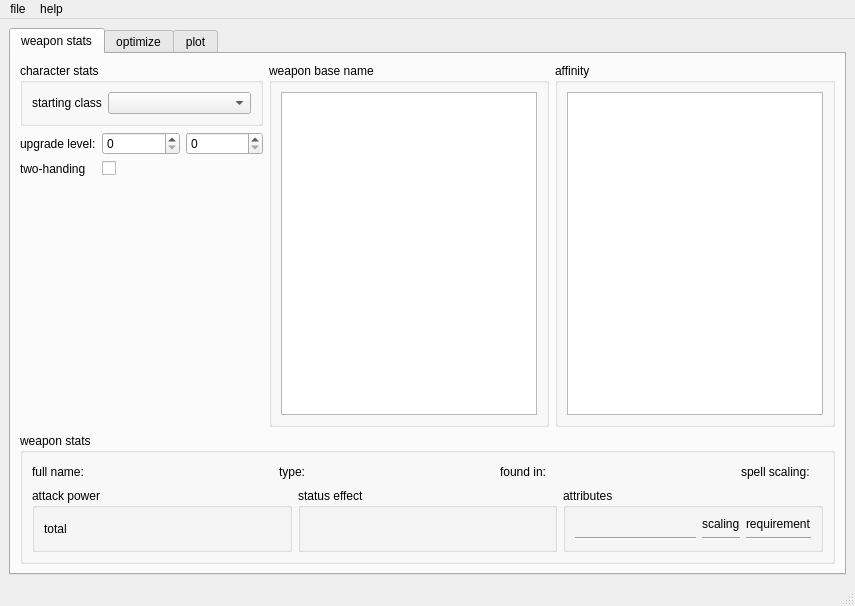
This is app/main_window.ui in hanslhansl/elden-ring-damage-optimizer as Qt 5 draws it before an edit. The edited form follows.
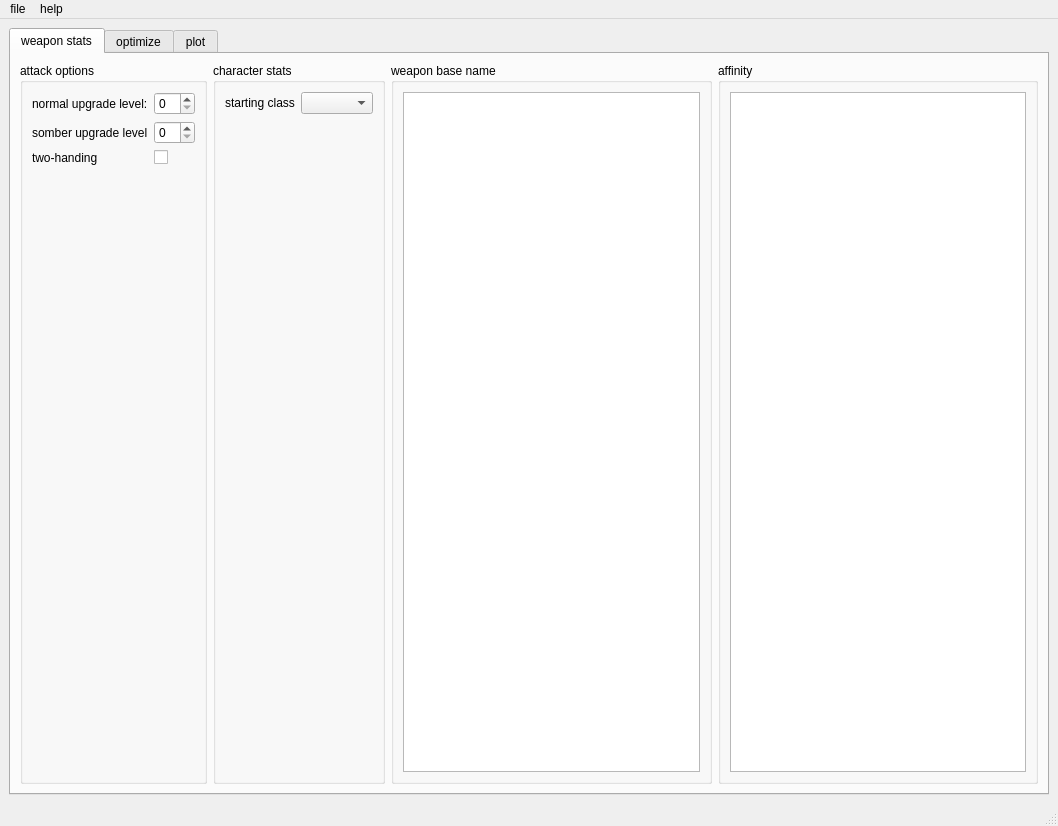
This is the edited form.

Commit message: optimize weapon table data loading

Diff of the .ui file:
```diff
--- a/app/main_window.ui
+++ b/app/main_window.ui
@@ -6,8 +6,8 @@
    <rect>
     <x>0</x>
     <y>0</y>
-    <width>855</width>
-    <height>606</height>
+    <width>1058</width>
+    <height>826</height>
    </rect>
   </property>
   <property name="windowTitle">
@@ -28,83 +28,74 @@
         <item>
          <layout class="QHBoxLayout" name="horizontalLayout_2">
           <item>
-           <layout class="QVBoxLayout" name="verticalLayout_6">
-            <item>
-             <widget class="QGroupBox" name="character_stats_box">
-              <property name="title">
-               <string>character stats</string>
-              </property>
-              <layout class="QFormLayout" name="character_stats_layout">
-               <item row="0" column="0">
-                <widget class="QLabel" name="label_3">
-                 <property name="text">
-                  <string>starting class</string>
-                 </property>
-                </widget>
-               </item>
-               <item row="0" column="1">
-                <widget class="QComboBox" name="starting_class_combobox"/>
-               </item>
-              </layout>
-             </widget>
-            </item>
-            <item>
-             <layout class="QFormLayout" name="formLayout_2">
-              <item row="0" column="0">
-               <widget class="QLabel" name="label">
-                <property name="text">
-                 <string>upgrade level:</string>
-                </property>
-               </widget>
-              </item>
-              <item row="1" column="1">
-               <widget class="QCheckBox" name="two_handing_checkbox">
-                <property name="text">
-                 <string/>
-                </property>
-               </widget>
-              </item>
-              <item row="1" column="0">
-               <widget class="QLabel" name="label_2">
-                <property name="text">
-                 <string>two-handing</string>
-                </property>
-               </widget>
-              </item>
-              <item row="0" column="1">
-               <layout class="QHBoxLayout" name="horizontalLayout">
-                <item>
-                 <widget class="QSpinBox" name="normal_upgrade_level_spinbox">
-                  <property name="maximum">
-                   <number>25</number>
-                  </property>
-                 </widget>
-                </item>
-                <item>
-                 <widget class="QSpinBox" name="somber_upgrade_level_spinbox">
-                  <property name="maximum">
-                   <number>9</number>
-                  </property>
-                 </widget>
-                </item>
-               </layout>
-              </item>
-             </layout>
-            </item>
-            <item>
-             <spacer name="verticalSpacer">
-              <property name="orientation">
-               <enum>Qt::Orientation::Vertical</enum>
-              </property>
-              <property name="sizeHint" stdset="0">
-               <size>
-                <width>20</width>
-                <height>40</height>
-               </size>
-              </property>
-             </spacer>
-            </item>
-           </layout>
+           <widget class="QGroupBox" name="groupBox">
+            <property name="title">
+             <string>attack options</string>
+            </property>
+            <layout class="QFormLayout" name="formLayout_2">
+             <item row="0" column="0">
+              <widget class="QLabel" name="label">
+               <property name="text">
+                <string>normal upgrade level:</string>
+               </property>
+              </widget>
+             </item>
+             <item row="1" column="0">
+              <widget class="QLabel" name="label_4">
+               <property name="text">
+                <string>somber upgrade level</string>
+               </property>
+              </widget>
+             </item>
+             <item row="0" column="1">
+              <widget class="QSpinBox" name="normal_upgrade_level_spinbox">
+               <property name="maximum">
+                <number>25</number>
+               </property>
+              </widget>
+             </item>
+             <item row="1" column="1">
+              <widget class="QSpinBox" name="somber_upgrade_level_spinbox">
+               <property name="maximum">
+                <number>9</number>
+               </property>
+              </widget>
+             </item>
+             <item row="2" column="0">
+              <widget class="QLabel" name="label_2">
+               <property name="text">
+                <string>two-handing</string>
+               </property>
+              </widget>
+             </item>
+             <item row="2" column="1">
+              <widget class="QCheckBox" name="two_handing_checkbox">
+               <property name="text">
+                <string/>
+               </property>
+              </widget>
+             </item>
+            </layout>
+           </widget>
+          </item>
+          <item>
+           <widget class="QGroupBox" name="character_stats_box">
+            <property name="title">
+             <string>character stats</string>
+            </property>
+            <layout class="QFormLayout" name="character_stats_layout">
+             <item row="0" column="0">
+              <widget class="QLabel" name="label_3">
+               <property name="text">
+                <string>starting class</string>
+               </property>
+              </widget>
+             </item>
+             <item row="0" column="1">
+              <widget class="QComboBox" name="starting_class_combobox"/>
+             </item>
+            </layout>
+           </widget>
           </item>
           <item>
            <widget class="QGroupBox" name="weapon_base_name_box">
@@ -113,14 +104,7 @@
             </property>
             <layout class="QVBoxLayout" name="verticalLayout_4">
              <item>
-              <widget class="QListWidget" name="weapon_base_name_list">
-               <property name="sizePolicy">
-                <sizepolicy hsizetype="Minimum" vsizetype="Expanding">
-                 <horstretch>0</horstretch>
-                 <verstretch>0</verstretch>
-                </sizepolicy>
-               </property>
-              </widget>
+              <widget class="QListWidget" name="weapon_base_name_list"/>
              </item>
             </layout>
            </widget>
@@ -132,231 +116,13 @@
             </property>
             <layout class="QVBoxLayout" name="verticalLayout_5">
              <item>
-              <widget class="QListWidget" name="weapon_affinity_list">
-               <property name="sizePolicy">
-                <sizepolicy hsizetype="Minimum" vsizetype="Expanding">
-                 <horstretch>0</horstretch>
-                 <verstretch>0</verstretch>
-                </sizepolicy>
-               </property>
-              </widget>
+              <widget class="QListWidget" name="weapon_affinity_list"/>
              </item>
             </layout>
            </widget>
           </item>
          </layout>
         </item>
-        <item>
-         <widget class="QGroupBox" name="weapon_stats_box">
-          <property name="title">
-           <string>weapon stats</string>
-          </property>
-          <layout class="QVBoxLayout" name="verticalLayout_7">
-           <item>
-            <layout class="QHBoxLayout" name="horizontalLayout_4">
-             <item>
-              <widget class="QLabel" name="label_5">
-               <property name="text">
-                <string>full name:</string>
-               </property>
-              </widget>
-             </item>
-             <item>
-              <widget class="QLabel" name="weapon_full_name_label">
-               <property name="text">
-                <string/>
-               </property>
-              </widget>
-             </item>
-             <item>
-              <spacer name="horizontalSpacer">
-               <property name="orientation">
-                <enum>Qt::Orientation::Horizontal</enum>
-               </property>
-               <property name="sizeHint" stdset="0">
-                <size>
-                 <width>40</width>
-                 <height>20</height>
-                </size>
-               </property>
-              </spacer>
-             </item>
-             <item>
-              <widget class="QLabel" name="label_6">
-               <property name="text">
-                <string>type:</string>
-               </property>
-              </widget>
-             </item>
-             <item>
-              <widget class="QLabel" name="weapon_type_label">
-               <property name="text">
-                <string/>
-               </property>
-              </widget>
-             </item>
-             <item>
-              <spacer name="horizontalSpacer_2">
-               <property name="orientation">
-                <enum>Qt::Orientation::Horizontal</enum>
-               </property>
-               <property name="sizeHint" stdset="0">
-                <size>
-                 <width>40</width>
-                 <height>20</height>
-                </size>
-               </property>
-              </spacer>
-             </item>
-             <item>
-              <widget class="QLabel" name="label_4">
-               <property name="text">
-                <string>found in:</string>
-               </property>
-              </widget>
-             </item>
-             <item>
-              <widget class="QLabel" name="base_game_dlc_label">
-               <property name="text">
-                <string/>
-               </property>
-              </widget>
-             </item>
-             <item>
-              <spacer name="horizontalSpacer_3">
-               <property name="orientation">
-                <enum>Qt::Orientation::Horizontal</enum>
-               </property>
-               <property name="sizeHint" stdset="0">
-                <size>
-                 <width>40</width>
-                 <height>20</height>
-                </size>
-               </property>
-              </spacer>
-             </item>
-             <item>
-              <widget class="QLabel" name="label_7">
-               <property name="text">
-                <string>spell scaling:</string>
-               </property>
-              </widget>
-             </item>
-             <item>
-              <widget class="QLabel" name="spell_scaling_label">
-               <property name="text">
-                <string/>
-               </property>
-              </widget>
-             </item>
-            </layout>
-           </item>
-           <item>
-            <layout class="QHBoxLayout" name="horizontalLayout_3">
-             <item>
-              <widget class="QGroupBox" name="attack_power_box">
-               <property name="title">
-                <string>attack power</string>
-               </property>
-               <layout class="QGridLayout" name="attack_power_layout" columnstretch="1,0,0,0">
-                <item row="0" column="0">
-                 <widget class="QLabel" name="label_9">
-                  <property name="text">
-                   <string>total</string>
-                  </property>
-                 </widget>
-                </item>
-                <item row="0" column="1">
-                 <widget class="QLabel" name="total_attack_power_label_0">
-                  <property name="text">
-                   <string/>
-                  </property>
-                 </widget>
-                </item>
-                <item row="0" column="2">
-                 <widget class="QLabel" name="total_attack_power_label_1">
-                  <property name="text">
-                   <string/>
-                  </property>
-                 </widget>
-                </item>
-                <item row="0" column="3">
-                 <widget class="QLabel" name="total_attack_power_label_2">
-                  <property name="text">
-                   <string/>
-                  </property>
-                 </widget>
-                </item>
-               </layout>
-              </widget>
-             </item>
-             <item>
-              <widget class="QGroupBox" name="status_effect_box">
-               <property name="title">
-                <string>status effect</string>
-               </property>
-               <layout class="QGridLayout" name="status_effect_layout" columnstretch="1"/>
-              </widget>
-             </item>
-             <item>
-              <widget class="QGroupBox" name="groupBox">
-               <property name="title">
-                <string>attributes</string>
-               </property>
-               <layout class="QGridLayout" name="attribute_layout" columnstretch="1,0,0">
-                <item row="0" column="2">
-                 <widget class="QLabel" name="label_11">
-                  <property name="text">
-                   <string>requirement</string>
-                  </property>
-                 </widget>
-                </item>
-                <item row="1" column="0">
-                 <widget class="Line" name="line_3">
-                  <property name="orientation">
-                   <enum>Qt::Orientation::Horizontal</enum>
-                  </property>
-                 </widget>
-                </item>
-                <item row="1" column="1">
-                 <widget class="Line" name="line">
-                  <property name="orientation">
-                   <enum>Qt::Orientation::Horizontal</enum>
-                  </property>
-                 </widget>
-                </item>
-                <item row="0" column="0">
-                 <widget class="QLabel" name="label_8">
-                  <property name="text">
-                   <string/>
-                  </property>
-                 </widget>
-                </item>
-                <item row="1" column="2">
-                 <widget class="Line" name="line_2">
-                  <property name="orientation">
-                   <enum>Qt::Orientation::Horizontal</enum>
-                  </property>
-                 </widget>
-                </item>
-                <item row="0" column="1">
-                 <widget class="QLabel" name="label_10">
-                  <property name="text">
-                   <string>scaling</string>
-                  </property>
-                 </widget>
-                </item>
-               </layout>
-              </widget>
-             </item>
-            </layout>
-           </item>
-           <item>
-            <layout class="QVBoxLayout" name="verticalLayout_3"/>
-           </item>
-          </layout>
-         </widget>
-        </item>
        </layout>
       </widget>
       <widget class="QWidget" name="optimize_tab">
@@ -378,7 +144,7 @@
     <rect>
      <x>0</x>
      <y>0</y>
-     <width>855</width>
+     <width>1058</width>
      <height>33</height>
     </rect>
    </property>
```
The commit also changes 2 other files.
